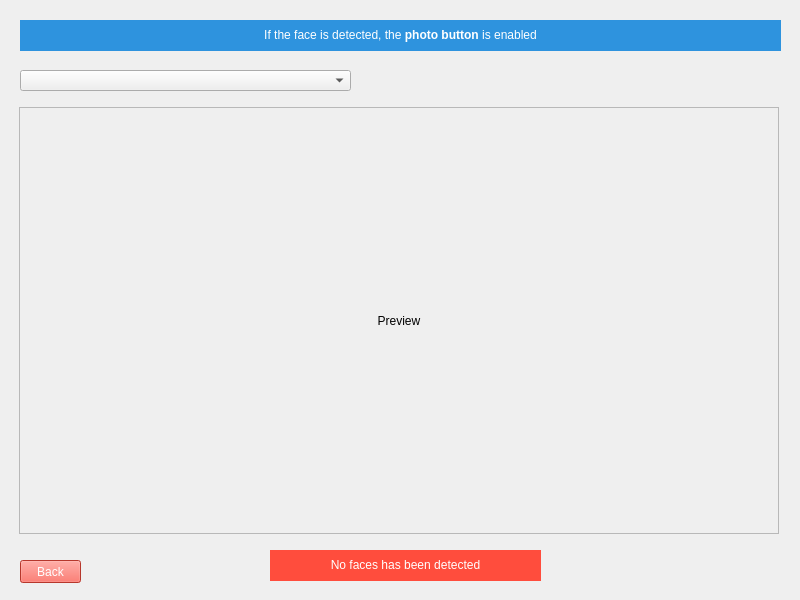
Before: the Qt Designer form LeonCam/NewPhoto.ui in kazimierczak-robert/LeonCam, drawn with Qt 5.
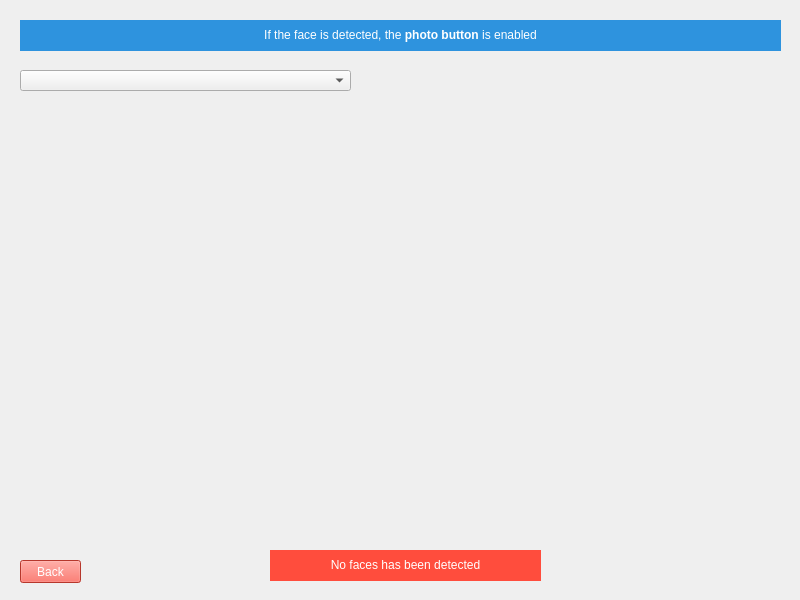
After: the same form once the commit is applied. Icons and pictures are not drawn.

What changed in the file:
```diff
--- a/LeonCam/NewPhoto.ui
+++ b/LeonCam/NewPhoto.ui
@@ -35,30 +35,11 @@
 	background-image: url(:/Resources/Images/backgroundMain.png);
 }</string>
   </property>
-  <widget class="QLabel" name="LPreviewScreen">
-   <property name="geometry">
-    <rect>
-     <x>19</x>
-     <y>107</y>
-     <width>760</width>
-     <height>427</height>
-    </rect>
-   </property>
-   <property name="frameShape">
-    <enum>QFrame::StyledPanel</enum>
-   </property>
-   <property name="text">
-    <string>Preview</string>
-   </property>
-   <property name="alignment">
-    <set>Qt::AlignCenter</set>
-   </property>
-  </widget>
   <widget class="QPushButton" name="PBDown">
    <property name="geometry">
     <rect>
-     <x>705</x>
-     <y>500</y>
+     <x>715</x>
+     <y>550</y>
      <width>30</width>
      <height>23</height>
     </rect>
@@ -85,8 +66,8 @@
   <widget class="QPushButton" name="PBRight">
    <property name="geometry">
     <rect>
-     <x>740</x>
-     <y>465</y>
+     <x>750</x>
+     <y>515</y>
      <width>23</width>
      <height>30</height>
     </rect>
@@ -113,8 +94,8 @@
   <widget class="QPushButton" name="PBLeft">
    <property name="geometry">
     <rect>
-     <x>677</x>
-     <y>465</y>
+     <x>687</x>
+     <y>515</y>
      <width>23</width>
      <height>30</height>
     </rect>
@@ -141,8 +122,8 @@
   <widget class="QPushButton" name="PBUp">
    <property name="geometry">
     <rect>
-     <x>705</x>
-     <y>437</y>
+     <x>715</x>
+     <y>487</y>
      <width>30</width>
      <height>23</height>
     </rect>
@@ -290,8 +271,8 @@
   <widget class="QPushButton" name="PBHome">
    <property name="geometry">
     <rect>
-     <x>700</x>
-     <y>460</y>
+     <x>710</x>
+     <y>510</y>
      <width>40</width>
      <height>40</height>
     </rect>
@@ -335,6 +316,17 @@
     <string>&lt;html&gt;&lt;head/&gt;&lt;body&gt;&lt;p align=&quot;center&quot;&gt;No faces has been detected&lt;/p&gt;&lt;/body&gt;&lt;/html&gt;</string>
    </property>
   </widget>
+  <widget class="QWidget" name="verticalLayoutWidget">
+   <property name="geometry">
+    <rect>
+     <x>80</x>
+     <y>110</y>
+     <width>641</width>
+     <height>361</height>
+    </rect>
+   </property>
+   <layout class="QVBoxLayout" name="verticalLayout"/>
+  </widget>
  </widget>
  <layoutdefault spacing="6" margin="11"/>
  <resources>
```
